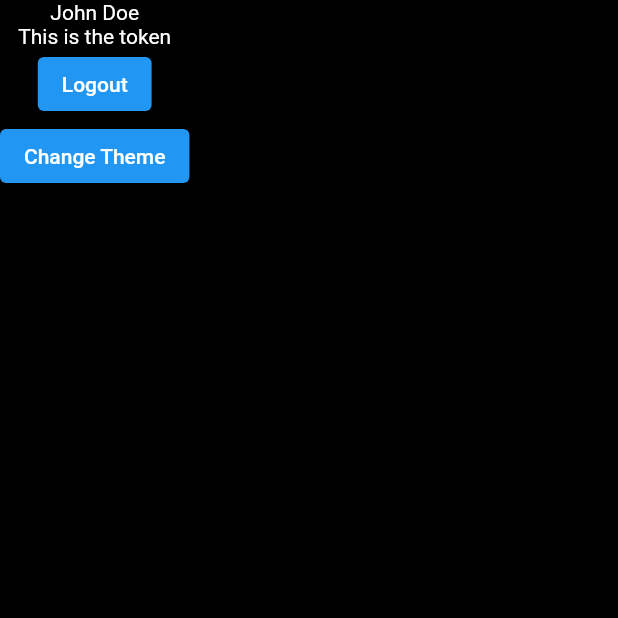
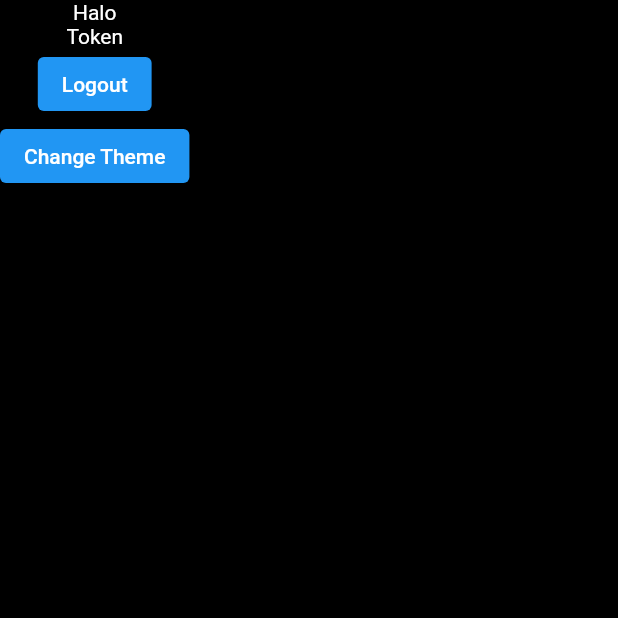
Before and after one commit to nfadhil13/nti_boilerplate, a Flutter app: the screen it shows after launch, after a tap on "Logout", on a phone screen of 412 x 824 dp, the top half of it. Run offline on Flutter 3.47's test engine with Material 2 defaults, Android fonts, the phone set to English and light mode, and no system bars.

```diff
--- a/example/lib/main.dart
+++ b/example/lib/main.dart
@@ -1,7 +1,6 @@
 import 'package:example/preference/color_themes.dart';
 import 'package:flutter/material.dart';
-import 'package:nti_boilerplate/auth/authenticated_scope.dart';
-import 'package:nti_boilerplate/preferences/color_theme.dart';
+import 'package:nti_boilerplate/nti_boilerplate.dart';
 
 class User {
   final String name;
@@ -34,15 +33,8 @@ class MyApp extends StatelessWidget {
         // is not restarted.
         primarySwatch: Colors.blue,
       ),
-      home: ColorThemeWidget(
-        initialTheme: DarkMode(),
-        child: AuthenticatedScope<User>(() {
-          //Do something to logut
-          print("Logout");
-        },
-            currentUser: User("John Doe", "This is the token"),
-            child: const MyHomePage()),
-      ),
+      home:
+          ColorThemeWidget(initialTheme: DarkMode(), child: const MyHomePage()),
     );
   }
 }
@@ -57,14 +49,13 @@ class MyHomePage extends StatelessWidget {
       body: Column(
         children: [
           Text(
-            context.currentUser<User>().name,
+            "Halo",
             style: TextStyle(color: context.colorTheme().onPrimary()),
           ),
-          Text(context.currentUser<User>().token,
+          Text("Token",
               style: TextStyle(color: context.colorTheme().onPrimary())),
           ElevatedButton(
               onPressed: () {
-                context.logOut<User>();
               },
               child: const Text("Logout")),
           ElevatedButton(
--- a/example/lib/preference/color_themes.dart
+++ b/example/lib/preference/color_themes.dart
@@ -1,6 +1,5 @@
 import 'package:flutter/src/material/colors.dart';
-import 'package:nti_boilerplate/preferences/color_theme.dart';
-
+import 'package:nti_boilerplate/nti_boilerplate.dart';
 const _default = const MaterialColor(0xFF3, const {});
 
 class DarkMode extends ColorTheme {
--- a/lib/auth/authenticated_scope.dart
+++ /dev/null
@@ -1,31 +0,0 @@
-import 'package:flutter/material.dart';
-
-class AuthenticatedScope<T> extends InheritedWidget {
-  final T currentUser;
-  final Function onLogout;
-  const AuthenticatedScope(this.onLogout,
-      {required this.currentUser, required super.child, Key? key})
-      : super(key: key);
-
-  static AuthenticatedScope<T> of<T>(BuildContext context) {
-    final widget =
-        context.dependOnInheritedWidgetOfExactType<AuthenticatedScope<T>>();
-    if (widget == null) {
-      throw Exception("Cant Found AuthenticatedWidget in the tree");
-    }
-    return widget;
-  }
-
-  @override
-  bool updateShouldNotify(AuthenticatedScope<T> oldWidget) {
-    return oldWidget.currentUser != currentUser;
-  }
-}
-
-extension AuthCtxExt on BuildContext {
-  AuthenticatedScope<T> auth<T>() => AuthenticatedScope.of(this);
-
-  T currentUser<T>() => auth<T>().currentUser;
-
-  void logOut<T>() => auth<T>().onLogout();
-}
--- a/lib/nti_boilerplate.dart
+++ b/lib/nti_boilerplate.dart
@@ -1,7 +1,5 @@
 library nti_boilerplate;
 
-/// A Calculator.
-class Calculator {
-  /// Returns [value] plus 1.
-  int addOne(int value) => value + 1;
-}
+import 'package:flutter/material.dart';
+
+part 'preferences/color_theme.dart';
--- a/lib/preferences/color_theme.dart
+++ b/lib/preferences/color_theme.dart
@@ -1,4 +1,4 @@
-import 'package:flutter/material.dart';
+part of '../nti_boilerplate.dart';
 
 class ColorThemeWidget extends StatefulWidget {
   final ColorTheme initialTheme;
```
